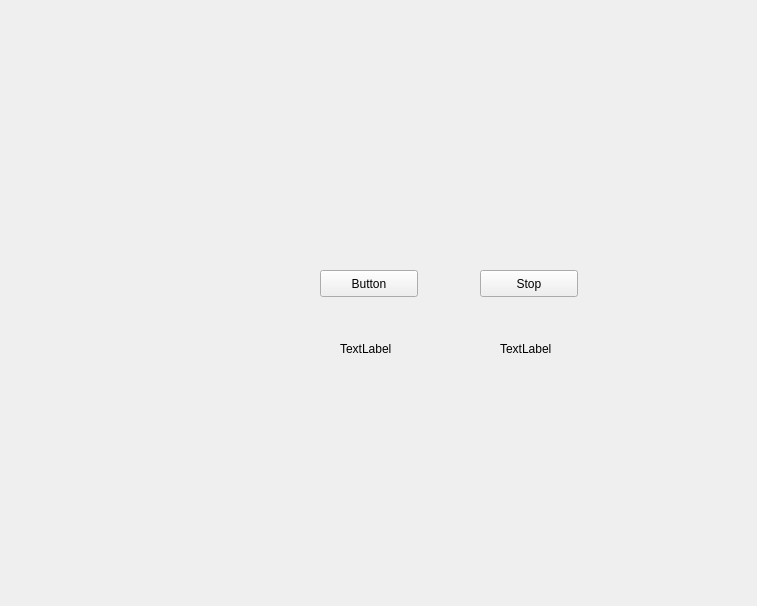
Above: resource/MyPlugin.ui from LennonHuang/rqt_mypkg before the change. Below: the same form after it.
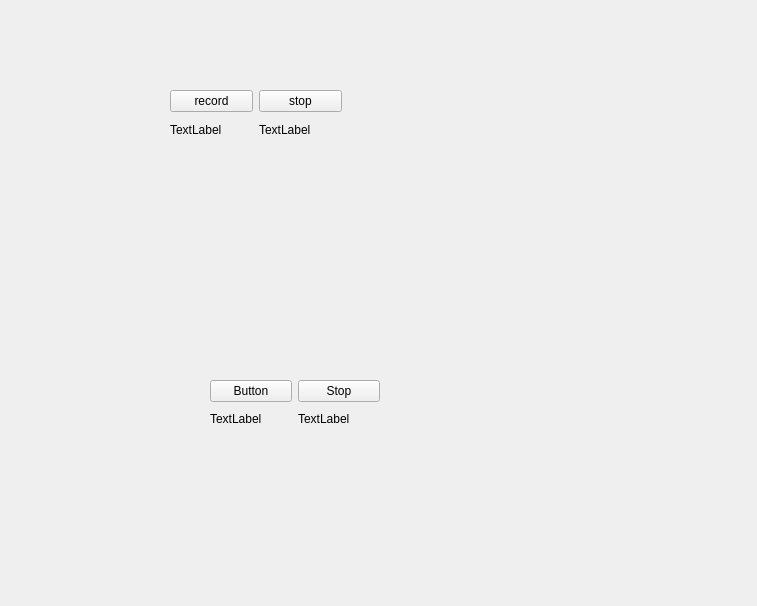
That is the form after the change.

Commit message: add bag play

The edit to the form file:
```diff
--- a/resource/MyPlugin.ui
+++ b/resource/MyPlugin.ui
@@ -13,57 +13,105 @@
   <property name="windowTitle">
    <string>WizzWidget</string>
   </property>
-  <widget class="QPushButton" name="btn">
+  <widget class="QWidget" name="">
    <property name="geometry">
     <rect>
-     <x>320</x>
-     <y>270</y>
-     <width>98</width>
-     <height>27</height>
+     <x>298</x>
+     <y>380</y>
+     <width>82</width>
+     <height>50</height>
     </rect>
    </property>
-   <property name="text">
-    <string>Button</string>
-   </property>
+   <layout class="QVBoxLayout" name="verticalLayout_3">
+    <item>
+     <widget class="QPushButton" name="btn_stop">
+      <property name="text">
+       <string>Stop</string>
+      </property>
+     </widget>
+    </item>
+    <item>
+     <widget class="QLabel" name="stop_label">
+      <property name="text">
+       <string>TextLabel</string>
+      </property>
+     </widget>
+    </item>
+   </layout>
   </widget>
-  <widget class="QLabel" name="label">
+  <widget class="QWidget" name="">
    <property name="geometry">
     <rect>
-     <x>340</x>
-     <y>340</y>
-     <width>67</width>
-     <height>17</height>
+     <x>210</x>
+     <y>380</y>
+     <width>82</width>
+     <height>50</height>
     </rect>
    </property>
-   <property name="text">
-    <string>TextLabel</string>
-   </property>
+   <layout class="QVBoxLayout" name="verticalLayout_2">
+    <item>
+     <widget class="QPushButton" name="btn">
+      <property name="text">
+       <string>Button</string>
+      </property>
+     </widget>
+    </item>
+    <item>
+     <widget class="QLabel" name="label">
+      <property name="text">
+       <string>TextLabel</string>
+      </property>
+     </widget>
+    </item>
+   </layout>
   </widget>
-  <widget class="QPushButton" name="btn_stop">
+  <widget class="QWidget" name="">
    <property name="geometry">
     <rect>
-     <x>480</x>
-     <y>270</y>
-     <width>98</width>
-     <height>27</height>
+     <x>170</x>
+     <y>90</y>
+     <width>172</width>
+     <height>52</height>
     </rect>
    </property>
-   <property name="text">
-    <string>Stop</string>
-   </property>
-  </widget>
-  <widget class="QLabel" name="stop_label">
-   <property name="geometry">
-    <rect>
-     <x>500</x>
-     <y>340</y>
-     <width>67</width>
-     <height>17</height>
-    </rect>
-   </property>
-   <property name="text">
-    <string>TextLabel</string>
-   </property>
+   <layout class="QHBoxLayout" name="horizontalLayout">
+    <item>
+     <layout class="QVBoxLayout" name="verticalLayout">
+      <item>
+       <widget class="QPushButton" name="bag_btn">
+        <property name="text">
+         <string>record</string>
+        </property>
+       </widget>
+      </item>
+      <item>
+       <widget class="QLabel" name="label_record">
+        <property name="text">
+         <string>TextLabel</string>
+        </property>
+       </widget>
+      </item>
+     </layout>
+    </item>
+    <item>
+     <layout class="QVBoxLayout" name="verticalLayout_4">
+      <item>
+       <widget class="QPushButton" name="stop_record_btn">
+        <property name="text">
+         <string>stop</string>
+        </property>
+       </widget>
+      </item>
+      <item>
+       <widget class="QLabel" name="record_status_label">
+        <property name="text">
+         <string>TextLabel</string>
+        </property>
+       </widget>
+      </item>
+     </layout>
+    </item>
+   </layout>
   </widget>
  </widget>
  <resources/>
```
The commit also changes 2 other files.
